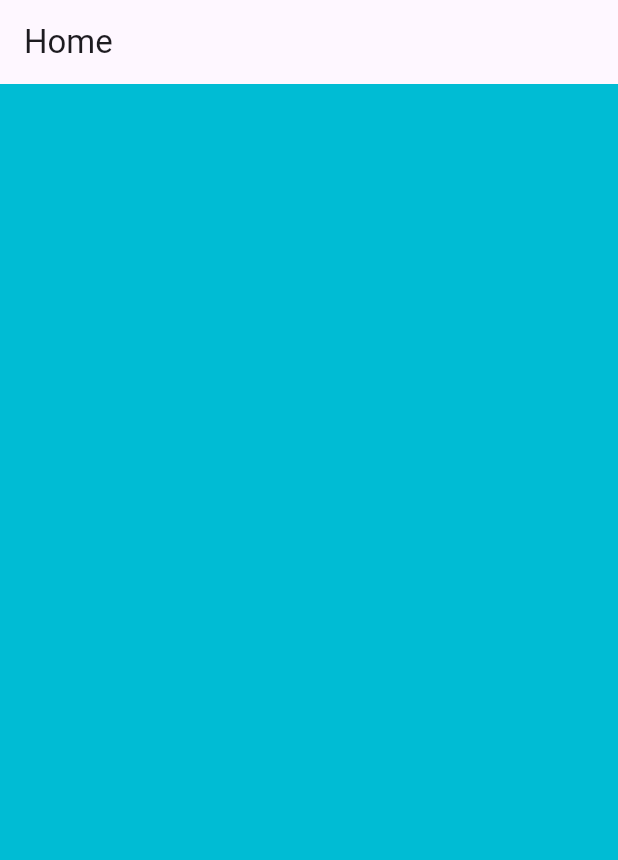
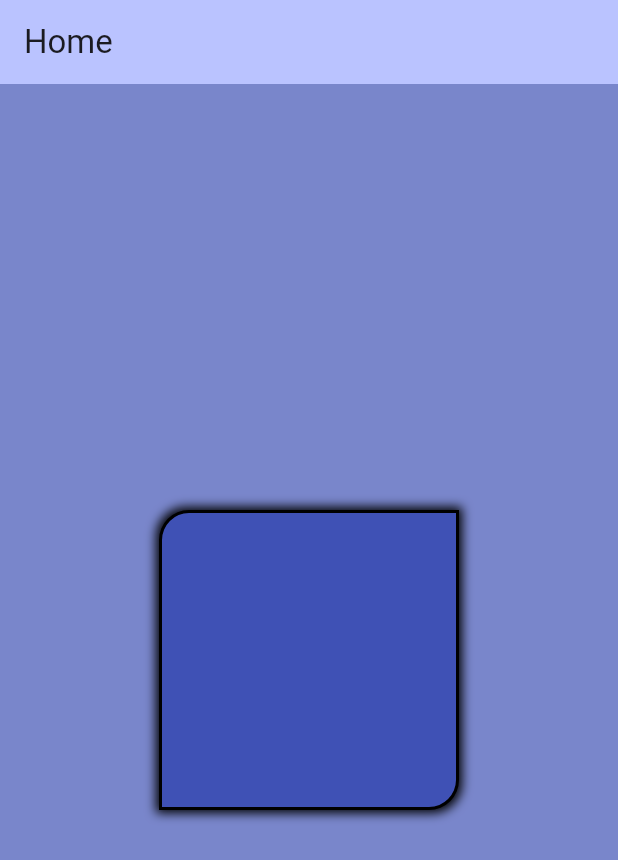
Before and after one commit to honeypathkar/Flutter-Practice-Project, a Flutter app: the screen it shows after launch, on a phone screen of 412 x 824 dp. Shown: the top 860 px of the screen. Run offline on Flutter 3.47's test engine with Material 3 defaults, Android fonts, the phone set to English and light mode, and no system bars.

Commit message:
boxDecoration function in Flutter

```diff
--- a/lib/main.dart
+++ b/lib/main.dart
@@ -11,7 +11,10 @@ class MyFlutterApp extends StatelessWidget {
     return MaterialApp(
       title: "Flutter Demo App",
       debugShowCheckedModeBanner: false,
-      theme: ThemeData(primarySwatch: Colors.grey),
+      theme: ThemeData(
+        colorScheme: ColorScheme.fromSeed(seedColor: Colors.indigo),
+        useMaterial3: true,
+      ),
       home: MyHomePage(),
     );
   }
@@ -24,9 +27,26 @@ class MyHomePage extends StatelessWidget {
     return Scaffold(
       appBar: AppBar(
         title: const Text("Home"),
+        backgroundColor: Theme.of(context).colorScheme.inversePrimary,
       ),
       body: Container(
-        color: Colors.cyan,
+        width: double.infinity,
+        height: double.infinity,
+        color: Colors.indigo.shade300,
+        child: Center(
+          child: Container(
+            width: 200,
+            height: 200,
+            decoration: BoxDecoration(
+                color: Colors.indigo.shade500,
+                // ignore: prefer_const_constructors
+                borderRadius: BorderRadius.only(
+                    topLeft: const Radius.circular(20),
+                    bottomRight: const Radius.circular(20)),
+                border: Border.all(color: Colors.black, width: 2.0),
+                boxShadow: const [BoxShadow(blurRadius: 5, spreadRadius: 2)]),
+          ),
+        ),
       ),
     );
   }
```
